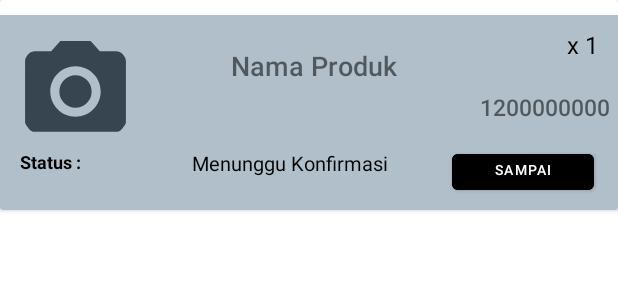
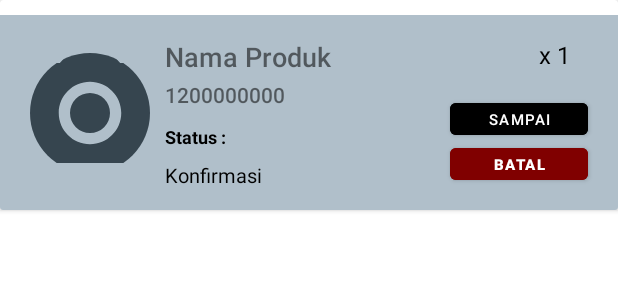
Before and after one commit to fikri-zamzam/Poloskuy, an Android app: the layout itempesananku.xml on its own in the app's theme, with its tools: preview values and no code run, on a phone screen of 412 x 824 dp. Shown: the top 300 px of the screen. Run offline under Robolectric (Android 15) with nearby library versions, the light colour scheme and no system bars; network calls fail.

Commit message:
tambah button batal

```diff
--- a/apkpoloskuy/app/src/main/res/layout/itempesananku.xml
+++ b/apkpoloskuy/app/src/main/res/layout/itempesananku.xml
@@ -18,27 +18,29 @@
             android:layout_width="match_parent"
             android:layout_height="wrap_content"
             android:layout_marginTop="5dp"
+            android:layout_marginBottom="5dp"
             android:orientation="vertical">
 
             <de.hdodenhof.circleimageview.CircleImageView
                 android:id="@+id/RVimgPesanan"
-                android:layout_width="80dp"
-                android:layout_height="80dp"
+                android:layout_width="100dp"
+                android:layout_height="100dp"
                 android:layout_alignParentStart="true"
                 android:layout_alignParentLeft="true"
+                android:layout_alignParentTop="true"
                 android:layout_alignParentEnd="true"
                 android:layout_alignParentRight="true"
-                android:layout_marginStart="10dp"
-                android:layout_marginLeft="10dp"
-                android:layout_marginTop="5dp"
-                android:layout_marginEnd="321dp"
-                android:layout_marginRight="10dp"
+                android:layout_marginStart="20dp"
+                android:layout_marginLeft="20dp"
+                android:layout_marginTop="10dp"
+                android:layout_marginEnd="312dp"
+                android:layout_marginRight="312dp"
                 android:src="@drawable/iccamera_alt"
                 android:text="1" />
 
             <TextView
                 android:id="@+id/RVnamaPesanan"
-                android:layout_width="194dp"
+                android:layout_width="200dp"
                 android:layout_height="wrap_content"
                 android:layout_alignParentStart="true"
                 android:layout_alignParentLeft="true"
@@ -46,17 +48,15 @@
                 android:layout_alignParentEnd="true"
                 android:layout_alignParentRight="true"
                 android:layout_alignParentBottom="false"
-                android:layout_marginStart="111dp"
-                android:layout_marginLeft="111dp"
-                android:layout_marginTop="16dp"
+                android:layout_marginStart="110dp"
+                android:layout_marginLeft="110dp"
+                android:layout_marginTop="10dp"
                 android:layout_marginEnd="106dp"
                 android:layout_marginRight="106dp"
                 android:layout_marginBottom="0dp"
-                android:textAlignment="center"
                 android:fontFamily="sans-serif-medium"
                 android:text="Nama Produk"
-                android:textSize="18sp"
-                android:gravity="center_horizontal" />
+                android:textSize="18sp" />
 
             <TextView
                 android:id="@+id/RVhargaPesanan"
@@ -68,17 +68,15 @@
                 android:layout_alignParentEnd="true"
                 android:layout_alignParentRight="true"
                 android:layout_alignParentBottom="false"
-                android:layout_marginStart="282dp"
-                android:layout_marginLeft="282dp"
-                android:layout_marginTop="45dp"
-                android:layout_marginEnd="5dp"
-                android:layout_marginRight="5dp"
+                android:layout_marginStart="110dp"
+                android:layout_marginLeft="110dp"
+                android:layout_marginTop="38dp"
+                android:layout_marginEnd="174dp"
+                android:layout_marginRight="174dp"
                 android:layout_marginBottom="17dp"
                 android:fontFamily="sans-serif-medium"
-                android:gravity="end"
                 android:text="1200000000"
-                android:textAlignment="viewEnd"
-                android:textSize="15dp" />
+                android:textSize="14dp" />
 
             <TextView
                 android:id="@+id/RVjmlPesanan"
@@ -89,35 +87,33 @@
                 android:layout_alignParentTop="true"
                 android:layout_alignParentEnd="true"
                 android:layout_alignParentRight="true"
-                android:layout_marginStart="377dp"
-                android:layout_marginLeft="377dp"
-                android:layout_marginTop="3dp"
-                android:layout_marginEnd="13dp"
-                android:layout_marginRight="13dp"
-                android:gravity="end"
+                android:layout_marginStart="359dp"
+                android:layout_marginLeft="359dp"
+                android:layout_marginTop="10dp"
+                android:layout_marginEnd="20dp"
+                android:layout_marginRight="20dp"
                 android:text="x 1"
-                android:textAlignment="textEnd"
                 android:textColor="@color/black"
                 android:textSize="16dp" />
 
             <TextView
                 android:id="@+id/tv_status"
                 android:layout_width="wrap_content"
-                android:layout_height="17dp"
+                android:layout_height="wrap_content"
                 android:layout_alignBottom="@+id/RVimgPesanan"
                 android:layout_alignParentStart="true"
                 android:layout_alignParentLeft="true"
                 android:layout_alignParentTop="true"
                 android:layout_alignParentEnd="true"
                 android:layout_alignParentRight="true"
-                android:layout_marginStart="13dp"
-                android:layout_marginLeft="13dp"
-                android:layout_marginTop="84dp"
-                android:layout_marginEnd="323dp"
-                android:layout_marginRight="323dp"
-                android:layout_marginBottom="-21dp"
+                android:layout_marginStart="110dp"
+                android:layout_marginLeft="110dp"
+                android:layout_marginTop="67dp"
+                android:layout_marginEnd="249dp"
+                android:layout_marginRight="249dp"
+                android:layout_marginBottom="28dp"
                 android:layout_weight="0.5"
-                android:gravity="left"
+
                 android:text="Status :"
                 android:textColor="@color/black"
                 android:textSize="12sp"
@@ -132,39 +128,57 @@
                 android:layout_alignParentTop="true"
                 android:layout_alignParentEnd="true"
                 android:layout_alignParentRight="true"
-                android:layout_marginStart="123dp"
-                android:layout_marginLeft="123dp"
-                android:layout_marginTop="84dp"
-                android:layout_marginEnd="149dp"
-                android:layout_marginRight="149dp"
+                android:layout_marginStart="110dp"
+                android:layout_marginLeft="110dp"
+                android:layout_marginTop="92dp"
+                android:layout_marginEnd="158dp"
+                android:layout_marginRight="158dp"
                 android:layout_marginBottom="79dp"
-                android:gravity="center"
-                android:text="Menunggu Konfirmasi"
-                android:textAlignment="center"
+                android:text="Konfirmasi"
                 android:textColor="@color/black"
                 android:textSize="13sp" />
 
             <Button
                 android:id="@+id/btn_sampai"
-                android:layout_width="124dp"
-                android:layout_height="36dp"
+                android:layout_width="50dp"
+                android:layout_height="33dp"
                 android:layout_alignParentStart="true"
                 android:layout_alignParentLeft="true"
                 android:layout_alignParentTop="true"
                 android:layout_alignParentEnd="true"
                 android:layout_alignParentRight="true"
-                android:layout_marginStart="301dp"
-                android:layout_marginLeft="301dp"
-                android:layout_marginTop="81dp"
-                android:layout_marginEnd="16dp"
-                android:layout_marginRight="16dp"
-                android:layout_marginBottom="0dp"
-                android:layout_weight="0"
+                android:layout_marginStart="300dp"
+                android:layout_marginLeft="300dp"
+                android:layout_marginTop="47dp"
+                android:layout_marginEnd="20dp"
+                android:layout_marginRight="20dp"
                 android:backgroundTint="@color/black"
-                android:gravity="center_horizontal"
+                android:gravity="center"
                 android:text="SAMPAI"
+                android:textStyle="normal"
                 android:textAlignment="center"
-                android:textSize="9dp" />
+                android:textSize="10dp" />
+
+            <Button
+                android:id="@+id/btn_batal"
+                android:layout_width="50dp"
+                android:layout_height="33dp"
+                android:layout_alignParentStart="true"
+                android:layout_alignParentLeft="true"
+                android:layout_alignParentTop="true"
+                android:layout_alignParentEnd="true"
+                android:layout_alignParentRight="true"
+                android:layout_marginStart="300dp"
+                android:layout_marginLeft="300dp"
+                android:layout_marginTop="77dp"
+                android:layout_marginEnd="20dp"
+                android:layout_marginRight="20dp"
+                android:backgroundTint="@color/red"
+                android:gravity="center"
+                android:text="BATAL"
+                android:textStyle="bold"
+                android:textAlignment="center"
+                android:textSize="10dp" />
         </RelativeLayout>
     </LinearLayout>
 </androidx.cardview.widget.CardView>
--- a/apkpoloskuy/app/src/main/res/values/colors.xml
+++ b/apkpoloskuy/app/src/main/res/values/colors.xml
@@ -8,5 +8,6 @@
     <color name="black">#FF000000</color>
     <color name="white">#FFFFFFFF</color>
     <color name="blue">#84929B</color>
+    <color name="red">#800000</color>
     <color name="charcoal">#36454F</color>
 </resources>
```
